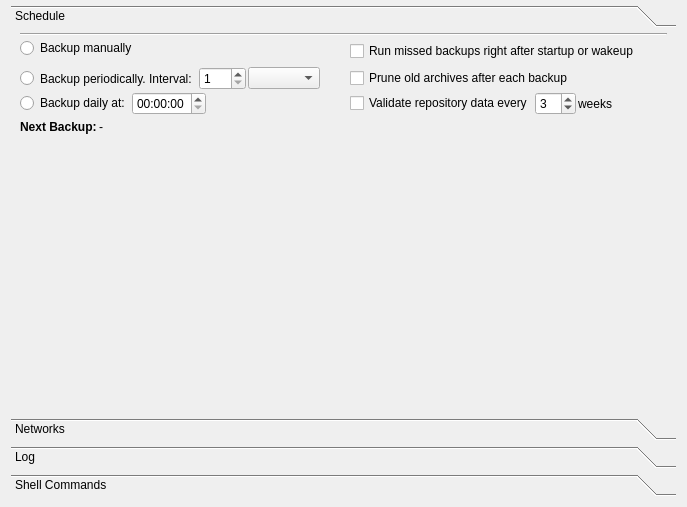
This is src/vorta/assets/UI/scheduletab.ui in borgbase/vorta as Qt 5 draws it before an edit. The edited form follows.
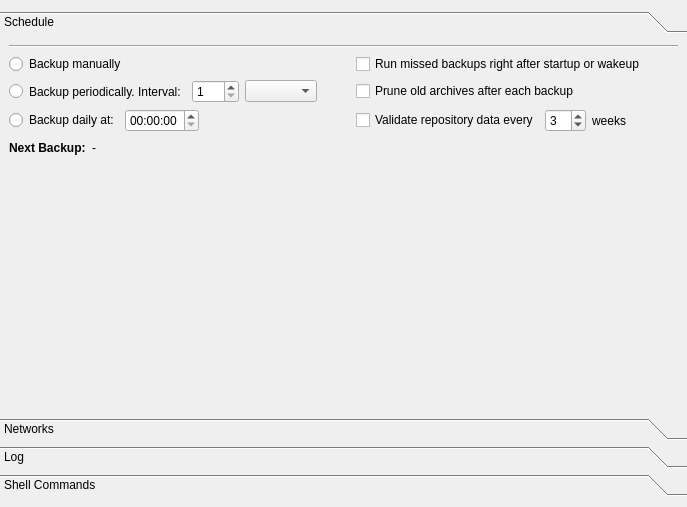
This is the edited form.

```diff
--- a/src/vorta/assets/UI/scheduletab.ui
+++ b/src/vorta/assets/UI/scheduletab.ui
@@ -14,8 +14,11 @@
    <string>Form</string>
   </property>
   <layout class="QGridLayout" name="gridLayout">
-   <property name="topMargin">
-    <number>5</number>
+   <property name="leftMargin">
+    <number>0</number>
+   </property>
+   <property name="rightMargin">
+    <number>0</number>
    </property>
    <item row="0" column="0">
     <widget class="QToolBox" name="toolBox">
@@ -31,7 +34,7 @@
         <x>0</x>
         <y>0</y>
         <width>733</width>
-        <height>347</height>
+        <height>346</height>
        </rect>
       </property>
       <property name="font">
@@ -45,10 +48,10 @@
       </attribute>
       <layout class="QVBoxLayout" name="verticalLayout">
        <property name="spacing">
-        <number>2</number>
+        <number>6</number>
        </property>
        <property name="topMargin">
-        <number>0</number>
+        <number>6</number>
        </property>
        <item>
         <widget class="Line" name="line">
@@ -59,20 +62,11 @@
        </item>
        <item>
         <layout class="QGridLayout" name="gridLayout_6">
-         <property name="topMargin">
-          <number>0</number>
-         </property>
-         <property name="bottomMargin">
-          <number>10</number>
-         </property>
          <item row="0" column="0">
           <layout class="QHBoxLayout" name="horizontalLayout_2">
            <property name="sizeConstraint">
             <enum>QLayout::SetFixedSize</enum>
            </property>
-           <property name="bottomMargin">
-            <number>7</number>
-           </property>
            <item>
             <widget class="QRadioButton" name="scheduleOffRadio">
              <property name="sizePolicy">
@@ -173,12 +167,6 @@
          </item>
          <item row="3" column="0">
           <layout class="QHBoxLayout" name="horizontalLayout">
-           <property name="topMargin">
-            <number>0</number>
-           </property>
-           <property name="rightMargin">
-            <number>0</number>
-           </property>
            <item>
             <widget class="QLabel" name="label_3">
              <property name="font">
@@ -216,9 +204,6 @@
          </item>
          <item row="1" column="1">
           <layout class="QHBoxLayout" name="horizontalLayout_8">
-           <property name="topMargin">
-            <number>0</number>
-           </property>
            <item>
             <widget class="QCheckBox" name="pruneCheckBox">
              <property name="text">
@@ -243,9 +228,6 @@
          </item>
          <item row="0" column="1">
           <layout class="QHBoxLayout" name="horizontalLayout_9">
-           <property name="topMargin">
-            <number>0</number>
-           </property>
            <item>
             <widget class="QCheckBox" name="missedBackupsCheckBox">
              <property name="text">
@@ -270,9 +252,6 @@
          </item>
          <item row="2" column="1">
           <layout class="QHBoxLayout" name="horizontalLayout_6">
-           <property name="topMargin">
-            <number>0</number>
-           </property>
            <item>
             <widget class="QCheckBox" name="validationCheckBox">
              <property name="text">
```
Left out of the diff: 18 changed lines with no effect on the pictures.
